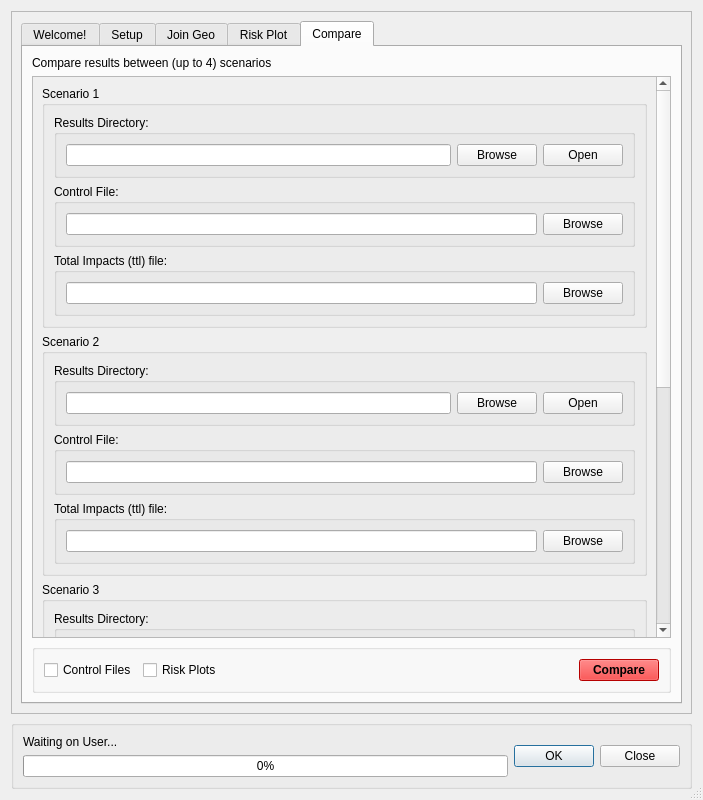
NRCan/CanFlood, file canflood/results/results.ui: the form before one commit.
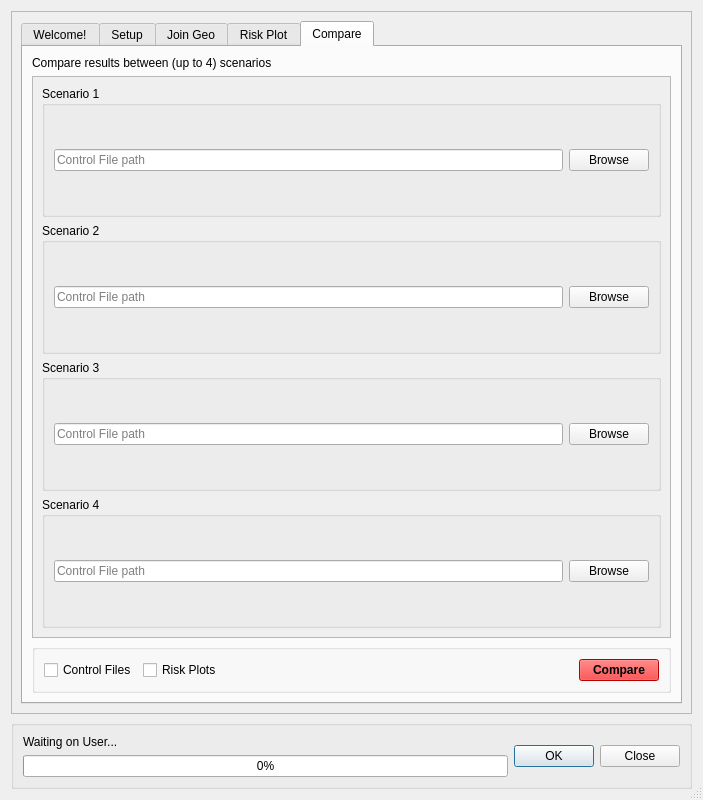
The form after the commit. The open tabs and pages were chosen to show the change. Icons and pictures are not drawn. Custom widgets are drawn as their Qt base class.

Commit message: resuilts.ui > clean up compare tab

```diff
--- a/canflood/results/results.ui
+++ b/canflood/results/results.ui
@@ -46,7 +46,7 @@
         <x>0</x>
         <y>0</y>
         <width>683</width>
-        <height>712</height>
+        <height>707</height>
        </rect>
       </property>
       <layout class="QGridLayout" name="gridLayout_5">
@@ -2312,8 +2312,8 @@
                <rect>
                 <x>0</x>
                 <y>0</y>
-                <width>622</width>
-                <height>912</height>
+                <width>639</width>
+                <height>568</height>
                </rect>
               </property>
               <layout class="QVBoxLayout" name="verticalLayout_14">
@@ -2324,98 +2324,22 @@
                  </property>
                  <layout class="QVBoxLayout" name="verticalLayout_6">
                   <item>
-                   <widget class="QGroupBox" name="groupBox_Co_s1">
-                    <property name="sizePolicy">
-                     <sizepolicy hsizetype="Preferred" vsizetype="Fixed">
-                      <horstretch>0</horstretch>
-                      <verstretch>0</verstretch>
-                     </sizepolicy>
-                    </property>
-                    <property name="title">
-                     <string>Results Directory:</string>
-                    </property>
-                    <layout class="QVBoxLayout" name="_4">
-                     <item>
-                      <layout class="QHBoxLayout" name="_9">
-                       <item>
-                        <widget class="QLineEdit" name="lineEdit_C_Rdir_1"/>
-                       </item>
-                       <item>
-                        <widget class="QPushButton" name="pushButton_C_Rdir_browse_1">
-                         <property name="text">
-                          <string>Browse</string>
-                         </property>
-                        </widget>
-                       </item>
-                       <item>
-                        <widget class="QPushButton" name="pushButton_C_Rdir_open_1">
-                         <property name="text">
-                          <string>Open</string>
-                         </property>
-                        </widget>
-                       </item>
-                      </layout>
-                     </item>
-                    </layout>
-                   </widget>
-                  </item>
-                  <item>
-                   <widget class="QGroupBox" name="groupBox_Co_s1_5">
-                    <property name="sizePolicy">
-                     <sizepolicy hsizetype="Preferred" vsizetype="Fixed">
-                      <horstretch>0</horstretch>
-                      <verstretch>0</verstretch>
-                     </sizepolicy>
-                    </property>
-                    <property name="title">
-                     <string>Control File:</string>
-                    </property>
-                    <layout class="QVBoxLayout" name="_15">
-                     <item>
-                      <layout class="QHBoxLayout" name="_16">
-                       <item>
-                        <widget class="QLineEdit" name="lineEdit_C_cf_1"/>
-                       </item>
-                       <item>
-                        <widget class="QPushButton" name="pushButton_C_cf_browse_1">
-                         <property name="text">
-                          <string>Browse</string>
-                         </property>
-                        </widget>
-                       </item>
-                      </layout>
-                     </item>
-                    </layout>
-                   </widget>
-                  </item>
-                  <item>
-                   <widget class="QGroupBox" name="groupBox_Co_s1_6">
-                    <property name="sizePolicy">
-                     <sizepolicy hsizetype="Preferred" vsizetype="Fixed">
-                      <horstretch>0</horstretch>
-                      <verstretch>0</verstretch>
-                     </sizepolicy>
-                    </property>
-                    <property name="title">
-                     <string>Total Impacts (ttl) file:</string>
-                    </property>
-                    <layout class="QVBoxLayout" name="_17">
-                     <item>
-                      <layout class="QHBoxLayout" name="_18">
-                       <item>
-                        <widget class="QLineEdit" name="lineEdit_C_ttl_1"/>
-                       </item>
-                       <item>
-                        <widget class="QPushButton" name="pushButton_C_ttl_browse_1">
-                         <property name="text">
-                          <string>Browse</string>
-                         </property>
-                        </widget>
-                       </item>
-                      </layout>
-                     </item>
-                    </layout>
-                   </widget>
+                   <layout class="QHBoxLayout" name="_16">
+                    <item>
+                     <widget class="QLineEdit" name="lineEdit_C_cf_1">
+                      <property name="placeholderText">
+                       <string>Control File path</string>
+                      </property>
+                     </widget>
+                    </item>
+                    <item>
+                     <widget class="QPushButton" name="pushButton_C_cf_browse_1">
+                      <property name="text">
+                       <string>Browse</string>
+                      </property>
+                     </widget>
+                    </item>
+                   </layout>
                   </item>
                  </layout>
                 </widget>
@@ -2427,98 +2351,22 @@
                  </property>
                  <layout class="QVBoxLayout" name="verticalLayout_7">
                   <item>
-                   <widget class="QGroupBox" name="groupBox_Co_s1_2">
-                    <property name="sizePolicy">
-                     <sizepolicy hsizetype="Preferred" vsizetype="Fixed">
-                      <horstretch>0</horstretch>
-                      <verstretch>0</verstretch>
-                     </sizepolicy>
-                    </property>
-                    <property name="title">
-                     <string>Results Directory:</string>
-                    </property>
-                    <layout class="QVBoxLayout" name="_5">
-                     <item>
-                      <layout class="QHBoxLayout" name="_10">
-                       <item>
-                        <widget class="QLineEdit" name="lineEdit_C_Rdir_2"/>
-                       </item>
-                       <item>
-                        <widget class="QPushButton" name="pushButton_C_Rdir_browse_2">
-                         <property name="text">
-                          <string>Browse</string>
-                         </property>
-                        </widget>
-                       </item>
-                       <item>
-                        <widget class="QPushButton" name="pushButton_C_Rdir_open_2">
-                         <property name="text">
-                          <string>Open</string>
-                         </property>
-                        </widget>
-                       </item>
-                      </layout>
-                     </item>
-                    </layout>
-                   </widget>
-                  </item>
-                  <item>
-                   <widget class="QGroupBox" name="groupBox_Co_s1_7">
-                    <property name="sizePolicy">
-                     <sizepolicy hsizetype="Preferred" vsizetype="Fixed">
-                      <horstretch>0</horstretch>
-                      <verstretch>0</verstretch>
-                     </sizepolicy>
-                    </property>
-                    <property name="title">
-                     <string>Control File:</string>
-                    </property>
-                    <layout class="QVBoxLayout" name="_19">
-                     <item>
-                      <layout class="QHBoxLayout" name="_20">
-                       <item>
-                        <widget class="QLineEdit" name="lineEdit_C_cf_2"/>
-                       </item>
-                       <item>
-                        <widget class="QPushButton" name="pushButton_C_cf_browse_2">
-                         <property name="text">
-                          <string>Browse</string>
-                         </property>
-                        </widget>
-                       </item>
-                      </layout>
-                     </item>
-                    </layout>
-                   </widget>
-                  </item>
-                  <item>
-                   <widget class="QGroupBox" name="groupBox_Co_s1_8">
-                    <property name="sizePolicy">
-                     <sizepolicy hsizetype="Preferred" vsizetype="Fixed">
-                      <horstretch>0</horstretch>
-                      <verstretch>0</verstretch>
-                     </sizepolicy>
-                    </property>
-                    <property name="title">
-                     <string>Total Impacts (ttl) file:</string>
-                    </property>
-                    <layout class="QVBoxLayout" name="_21">
-                     <item>
-                      <layout class="QHBoxLayout" name="_22">
-                       <item>
-                        <widget class="QLineEdit" name="lineEdit_C_ttl_2"/>
-                       </item>
-                       <item>
-                        <widget class="QPushButton" name="pushButton_C_ttl_browse_2">
-                         <property name="text">
-                          <string>Browse</string>
-                         </property>
-                        </widget>
-                       </item>
-                      </layout>
-                     </item>
-                    </layout>
-                   </widget>
+                   <layout class="QHBoxLayout" name="_20">
+                    <item>
+                     <widget class="QLineEdit" name="lineEdit_C_cf_2">
+                      <property name="placeholderText">
+                       <string>Control File path</string>
+                      </property>
+                     </widget>
+                    </item>
+                    <item>
+                     <widget class="QPushButton" name="pushButton_C_cf_browse_2">
+                      <property name="text">
+                       <string>Browse</string>
+                      </property>
+                     </widget>
+                    </item>
+                   </layout>
                   </item>
                  </layout>
                 </widget>
@@ -2530,98 +2378,22 @@
                  </property>
                  <layout class="QVBoxLayout" name="verticalLayout_8">
                   <item>
-                   <widget class="QGroupBox" name="groupBox_Co_s1_3">
-                    <property name="sizePolicy">
-                     <sizepolicy hsizetype="Preferred" vsizetype="Fixed">
-                      <horstretch>0</horstretch>
-                      <verstretch>0</verstretch>
-                     </sizepolicy>
-                    </property>
-                    <property name="title">
-                     <string>Results Directory:</string>
-                    </property>
-                    <layout class="QVBoxLayout" name="_11">
-                     <item>
-                      <layout class="QHBoxLayout" name="_12">
-                       <item>
-                        <widget class="QLineEdit" name="lineEdit_C_Rdir_3"/>
-                       </item>
-                       <item>
-                        <widget class="QPushButton" name="pushButton_C_Rdir_browse_3">
-                         <property name="text">
-                          <string>Browse</string>
-                         </property>
-                        </widget>
-                       </item>
-                       <item>
-                        <widget class="QPushButton" name="pushButton_C_Rdir_open_3">
-                         <property name="text">
-                          <string>Open</string>
-                         </property>
-                        </widget>
-                       </item>
-                      </layout>
-                     </item>
-                    </layout>
-                   </widget>
-                  </item>
-                  <item>
-                   <widget class="QGroupBox" name="groupBox_Co_s1_9">
-                    <property name="sizePolicy">
-                     <sizepolicy hsizetype="Preferred" vsizetype="Fixed">
-                      <horstretch>0</horstretch>
-                      <verstretch>0</verstretch>
-                     </sizepolicy>
-                    </property>
-                    <property name="title">
-                     <string>Control File:</string>
-                    </property>
-                    <layout class="QVBoxLayout" name="_23">
-                     <item>
-                      <layout class="QHBoxLayout" name="_24">
-                       <item>
-                        <widget class="QLineEdit" name="lineEdit_C_cf_3"/>
-                       </item>
-                       <item>
-                        <widget class="QPushButton" name="pushButton_C_cf_browse_3">
-                         <property name="text">
-                          <string>Browse</string>
-                         </property>
-                        </widget>
-                       </item>
-                      </layout>
-                     </item>
-                    </layout>
-                   </widget>
-                  </item>
-                  <item>
-                   <widget class="QGroupBox" name="groupBox_Co_s1_10">
-                    <property name="sizePolicy">
-                     <sizepolicy hsizetype="Preferred" vsizetype="Fixed">
-                      <horstretch>0</horstretch>
-                      <verstretch>0</verstretch>
-                     </sizepolicy>
-                    </property>
-                    <property name="title">
-                     <string>Total Impacts (ttl) file:</string>
-                    </property>
-                    <layout class="QVBoxLayout" name="_25">
-                     <item>
-                      <layout class="QHBoxLayout" name="_26">
-                       <item>
-                        <widget class="QLineEdit" name="lineEdit_C_ttl_3"/>
-                       </item>
-                       <item>
-                        <widget class="QPushButton" name="pushButton_C_ttl_browse_3">
-                         <property name="text">
-                          <string>Browse</string>
-                         </property>
-                        </widget>
-                       </item>
-                      </layout>
-                     </item>
-                    </layout>
-                   </widget>
+                   <layout class="QHBoxLayout" name="_24">
+                    <item>
+                     <widget class="QLineEdit" name="lineEdit_C_cf_3">
+                      <property name="placeholderText">
+                       <string>Control File path</string>
+                      </property>
+                     </widget>
+                    </item>
+                    <item>
+                     <widget class="QPushButton" name="pushButton_C_cf_browse_3">
+                      <property name="text">
+                       <string>Browse</string>
+                      </property>
+                     </widget>
+                    </item>
+                   </layout>
                   </item>
                  </layout>
                 </widget>
@@ -2633,98 +2405,22 @@
                  </property>
                  <layout class="QVBoxLayout" name="verticalLayout_9">
                   <item>
-                   <widget class="QGroupBox" name="groupBox_Co_s1_4">
-                    <property name="sizePolicy">
-                     <sizepolicy hsizetype="Preferred" vsizetype="Fixed">
-                      <horstretch>0</horstretch>
-                      <verstretch>0</verstretch>
-                     </sizepolicy>
-                    </property>
-                    <property name="title">
-                     <string>Results Directory:</string>
-                    </property>
-                    <layout class="QVBoxLayout" name="_13">
-                     <item>
-                      <layout class="QHBoxLayout" name="_14">
-                       <item>
-                        <widget class="QLineEdit" name="lineEdit_C_Rdir_4"/>
-                       </item>
-                       <item>
-                        <widget class="QPushButton" name="pushButton_C_Rdir_browse_4">
-                         <property name="text">
-                          <string>Browse</string>
-                         </property>
-                        </widget>
-                       </item>
-                       <item>
-                        <widget class="QPushButton" name="pushButton_C_Rdir_open_4">
-                         <property name="text">
-                          <string>Open</string>
-                         </property>
-                        </widget>
-                       </item>
-                      </layout>
-                     </item>
-                    </layout>
-                   </widget>
-                  </item>
-                  <item>
-                   <widget class="QGroupBox" name="groupBox_Co_s1_11">
-                    <property name="sizePolicy">
-                     <sizepolicy hsizetype="Preferred" vsizetype="Fixed">
-                      <horstretch>0</horstretch>
-                      <verstretch>0</verstretch>
-                     </sizepolicy>
-                    </property>
-                    <property name="title">
-                     <string>Control File:</string>
-                    </property>
-                    <layout class="QVBoxLayout" name="_27">
-                     <item>
-                      <layout class="QHBoxLayout" name="_28">
-                       <item>
-                        <widget class="QLineEdit" name="lineEdit_C_cf_4"/>
-                       </item>
-                       <item>
-                        <widget class="QPushButton" name="pushButton_C_cf_browse_4">
-                         <property name="text">
-                          <string>Browse</string>
-                         </property>
-                        </widget>
-                       </item>
-                      </layout>
-                     </item>
-                    </layout>
-                   </widget>
-                  </item>
-                  <item>
-                   <widget class="QGroupBox" name="groupBox_Co_s1_12">
-                    <property name="sizePolicy">
-                     <sizepolicy hsizetype="Preferred" vsizetype="Fixed">
-                      <horstretch>0</horstretch>
-                      <verstretch>0</verstretch>
-                     </sizepolicy>
-                    </property>
-                    <property name="title">
-                     <string>Total Impacts (ttl) file:</string>
-                    </property>
-                    <layout class="QVBoxLayout" name="_29">
-                     <item>
-                      <layout class="QHBoxLayout" name="_30">
-                       <item>
-                        <widget class="QLineEdit" name="lineEdit_C_ttl_4"/>
-                       </item>
-                       <item>
-                        <widget class="QPushButton" name="pushButton_C_ttl_browse_4">
-                         <property name="text">
-                          <string>Browse</string>
-                         </property>
-                        </widget>
-                       </item>
-                      </layout>
-                     </item>
-                    </layout>
-                   </widget>
+                   <layout class="QHBoxLayout" name="_28">
+                    <item>
+                     <widget class="QLineEdit" name="lineEdit_C_cf_4">
+                      <property name="placeholderText">
+                       <string>Control File path</string>
+                      </property>
+                     </widget>
+                    </item>
+                    <item>
+                     <widget class="QPushButton" name="pushButton_C_cf_browse_4">
+                      <property name="text">
+                       <string>Browse</string>
+                      </property>
+                     </widget>
+                    </item>
+                   </layout>
                   </item>
                  </layout>
                 </widget>
```
Left out of the diff: 4 changed lines with no effect on the pictures.
